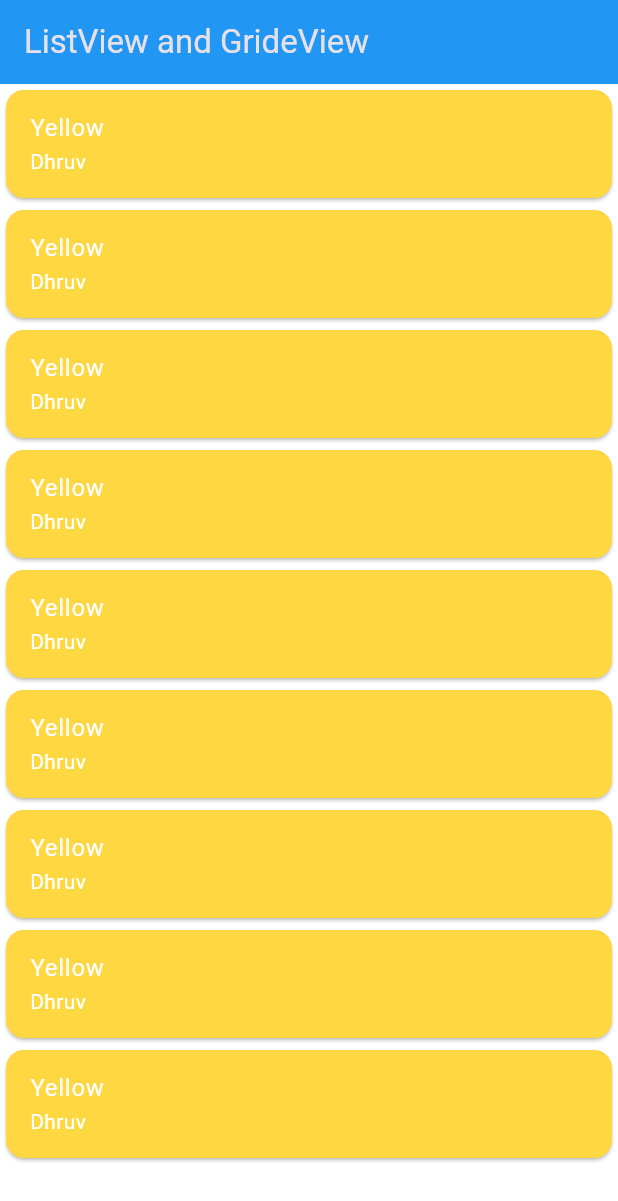
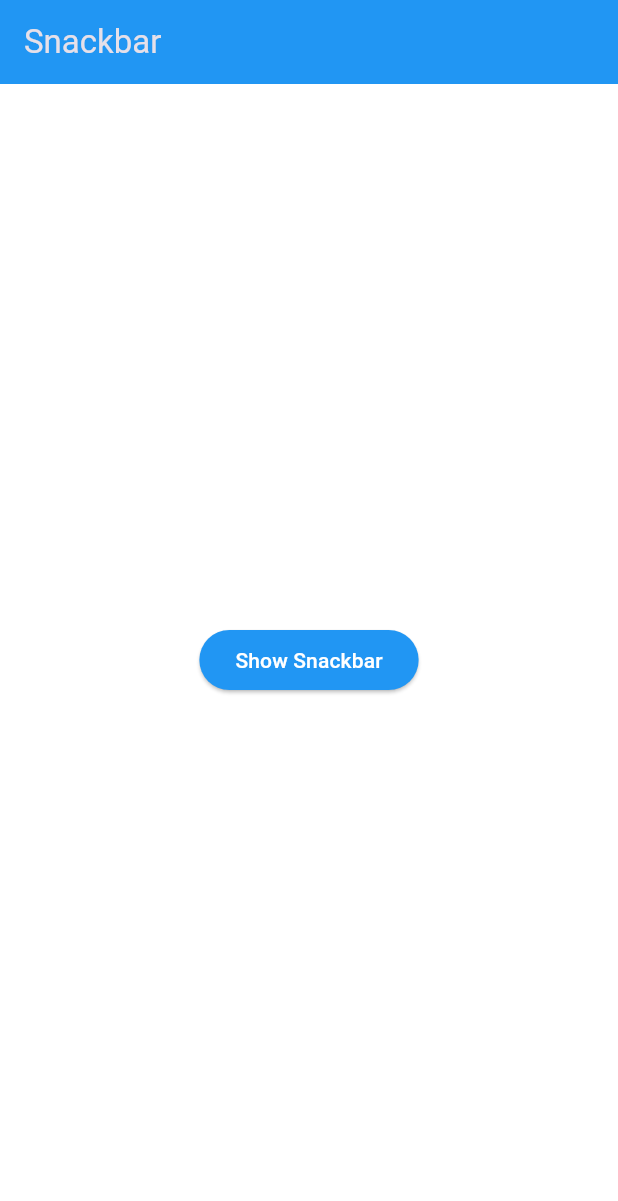
Before and after one commit to Dhruv-M-Sathavara/Gorouter, a Flutter app: the screen it shows after launch, on a phone screen of 412 x 824 dp. Shown: the top 1201 px of the screen. Run offline on Flutter 3.47's test engine with Material 3 defaults, Android fonts, the phone set to English and light mode, and no system bars.

Commit message:
snackbar

```diff
--- a/learn/lib/Widgets/ListView_and_grideView.dart
+++ b/learn/lib/Widgets/ListView_and_grideView.dart
@@ -1,83 +1,40 @@
 import 'package:flutter/material.dart';
 
 class Views extends StatelessWidget{
-  const Views({super.key});
 
+  Map Captain_team = {
+    'captain' : ['RUTU', 'HARDIK' , 'FAF','PAT','GILL','SANJU'],
+    'team' : ['CSK', 'MI','RCB','SRH','GT','RR']
+  };
+  List<String> fruits = ['Orange','Mango','Banana','Guvava','kk','ss'];
   @override
+
 
   Widget build(BuildContext context){
     return Scaffold(
       appBar: AppBar(title: Text('ListView and GrideView'),backgroundColor: Colors.blue,
       elevation: 0,),
       body: Container(
-        color: Colors.white,
-        child: ListView(
-          children: [
-            Card(
-              color: Colors.amberAccent,
-              child: ListTile(
-                title: Text('Yellow',style: TextStyle(color: Colors.white)),
-                subtitle: Text('Dhruv',style: TextStyle(color: Colors.white),),
-              ),
-            ),
-             Card(
-              color: Colors.amberAccent,
-              child: ListTile(
-                title: Text('Yellow',style: TextStyle(color: Colors.white)),
-                subtitle: Text('Dhruv',style: TextStyle(color: Colors.white),),
-              ),
-            ),
-             Card(
-              color: Colors.amberAccent,
-              child: ListTile(
-                title: Text('Yellow',style: TextStyle(color: Colors.white)),
-                subtitle: Text('Dhruv',style: TextStyle(color: Colors.white),),
-              ),
-            ),
-             Card(
-              color: Colors.amberAccent,
-              child: ListTile(
-                title: Text('Yellow',style: TextStyle(color: Colors.white)),
-                subtitle: Text('Dhruv',style: TextStyle(color: Colors.white),),
-              ),
-            ),
-             Card(
-              color: Colors.amberAccent,
-              child: ListTile(
-                title: Text('Yellow',style: TextStyle(color: Colors.white)),
-                subtitle: Text('Dhruv',style: TextStyle(color: Colors.white),),
-              ),
-            ),
-             Card(
-              color: Colors.amberAccent,
-              child: ListTile(
-                title: Text('Yellow',style: TextStyle(color: Colors.white)),
-                subtitle: Text('Dhruv',style: TextStyle(color: Colors.white),),
-              ),
-            ),
-             Card(
-              color: Colors.amberAccent,
-              child: ListTile(
-                title: Text('Yellow',style: TextStyle(color: Colors.white)),
-                subtitle: Text('Dhruv',style: TextStyle(color: Colors.white),),
-              ),
-            ),
-             Card(
-              color: Colors.amberAccent,
-              child: ListTile(
-                title: Text('Yellow',style: TextStyle(color: Colors.white)),
-                subtitle: Text('Dhruv',style: TextStyle(color: Colors.white),),
-              ),
-            ),
-             Card(
-              color: Colors.amberAccent,
-              child: ListTile(
-                title: Text('Yellow',style: TextStyle(color: Colors.white)),
-                subtitle: Text('Dhruv',style: TextStyle(color: Colors.white),),
-              ),
-            ),
-          ],
-        ),
+        // child: ListView.builder(
+        //   itemCount:fruits.length,
+        //   itemBuilder: (context,index){
+        //     return Card(child: ListTile(
+        //       onTap: (){
+        //         print(Captain_team['captain'][index]);
+        //       },
+        //       leading: Icon(Icons.person),
+        //       title: Text(Captain_team['captain'][index]),
+        //       subtitle: Text(Captain_team['team'][index]),
+        //     ),);
+        //   },),
+      //
+
+      child: GridView.builder(itemCount: fruits.length,gridDelegate: SliverGridDelegateWithFixedCrossAxisCount(crossAxisCount: 2), itemBuilder:(context,index){
+        return Card(child: Center(
+          child:  Text(Captain_team['captain'][index])
+        ),);
+      },),
+
       ),
 
     );
--- /dev/null
+++ b/learn/lib/Widgets/snackbar.dart
@@ -0,0 +1,28 @@
+import 'package:flutter/material.dart';
+
+class Snackbarlean extends StatelessWidget{
+
+  @override
+  Widget build(BuildContext context){
+    return Scaffold(
+      appBar: AppBar(
+        backgroundColor: Colors.blue,
+        title: Text("Snackbar"),
+      ),
+
+      body: Container(
+        color: Colors.white,
+        child: Center(
+          child: ElevatedButton(style: ButtonStyle(backgroundColor: WidgetStatePropertyAll( Colors.blue)), onPressed: (){
+            final snackbar = SnackBar(action: SnackBarAction(label: 'undo',textColor: Colors.white, onPressed: (){}), behavior: SnackBarBehavior.floating
+              ,shape: RoundedRectangleBorder(borderRadius: BorderRadius.circular(20)),  duration: const Duration(milliseconds: 3000 ), backgroundColor: Colors.amber,content: Text("Hello"));
+              ScaffoldMessenger.of(context).showSnackBar(snackbar);
+          }, child: Text('Show Snackbar',style: TextStyle(color: Colors.white),)),
+        ),
+      ),
+
+
+    );
+  }
+
+}
--- a/learn/lib/main.dart
+++ b/learn/lib/main.dart
@@ -3,6 +3,7 @@ import 'package:learn/Widgets/ListView_and_grideView.dart';
 import 'package:learn/Widgets/button.dart';
 import 'package:learn/Widgets/container_sized.dart';
 import 'package:learn/Widgets/rows_column.dart';
+import 'package:learn/Widgets/snackbar.dart';
 
 
 void main()=>runApp(MyApp());
@@ -18,7 +19,7 @@ class MyApp extends StatelessWidget{
         brightness: Brightness.dark,
         primaryColor: Colors.deepPurple
       ),
-      home: Views()
+      home: Snackbarlean()
     );
   }
 }
```
